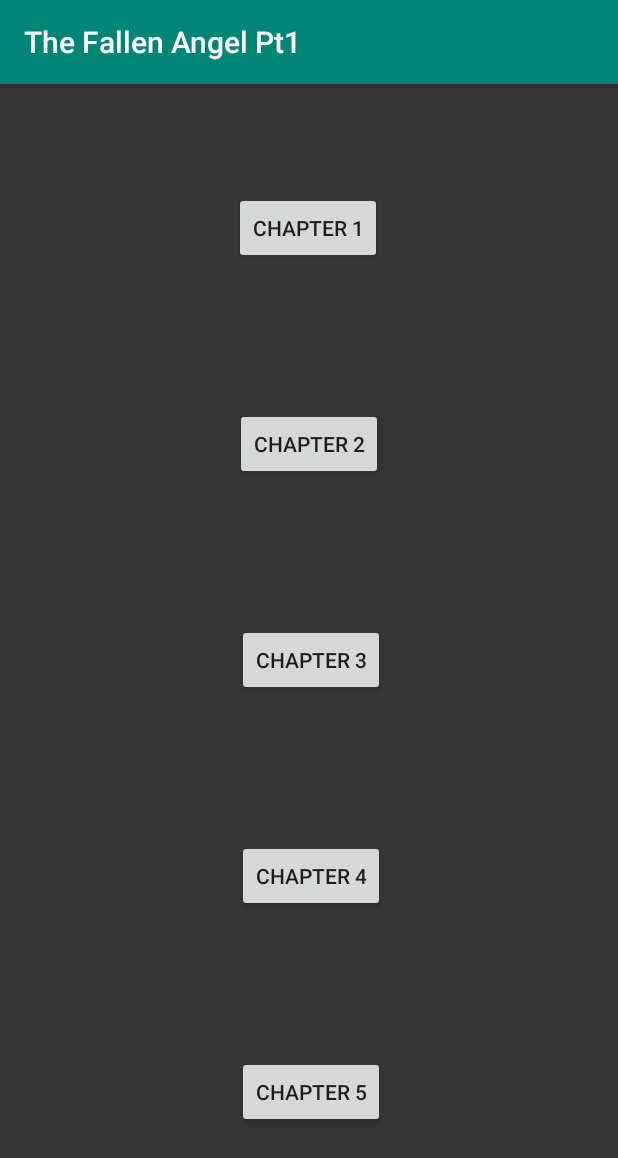
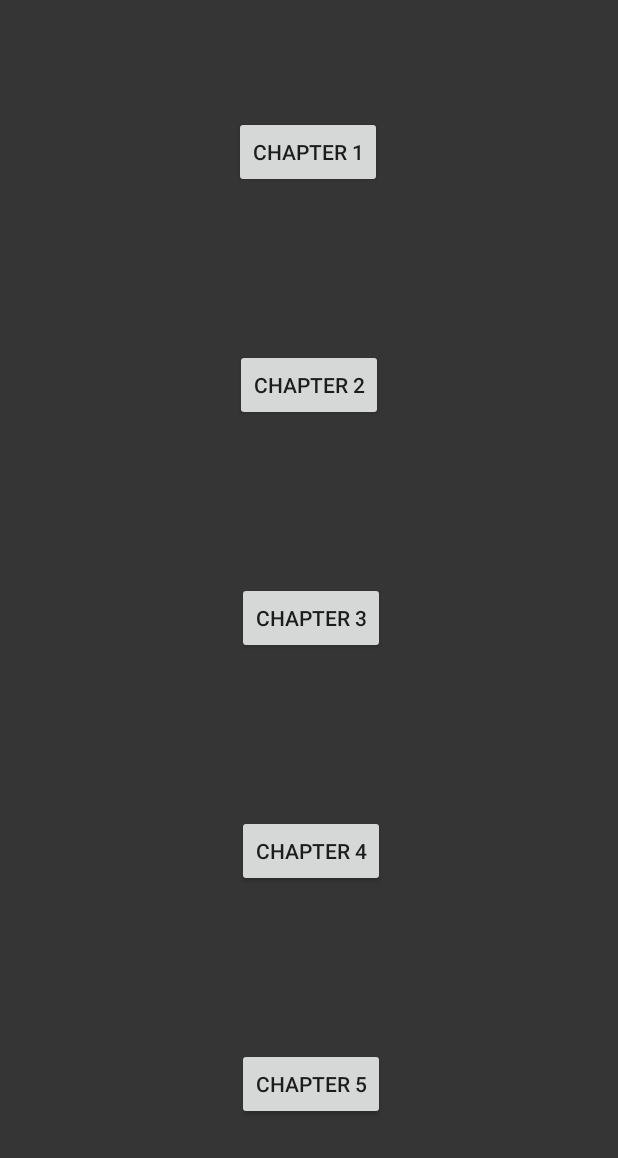
Before and after one commit to TheLazy-Dev/TheFallenAngelPt1, an Android app: the Main3Activity screen opened directly, with no data from a screen before it, on a phone screen of 412 x 824 dp. Shown: the top 1158 px of the screen. Run offline under Robolectric (Android 15) with nearby library versions, the light colour scheme and no system bars.

Commit message:
Added Transparent Status bar

```diff
--- a/app/src/main/java/com/denish/thefallenangelpt1/Main3Activity.java
+++ b/app/src/main/java/com/denish/thefallenangelpt1/Main3Activity.java
@@ -1,7 +1,9 @@
 package com.denish.thefallenangelpt1;
 
 import android.os.Bundle;
+import android.view.WindowManager;
 
+import androidx.appcompat.app.ActionBar;
 import androidx.appcompat.app.AppCompatActivity;
 
 public class Main3Activity extends AppCompatActivity {
@@ -9,5 +11,9 @@ public class Main3Activity extends AppCompatActivity {
     protected void onCreate(Bundle savedInstanceState) {
         super.onCreate(savedInstanceState);
         setContentView(R.layout.activity_main3);
+        getWindow().addFlags(WindowManager.LayoutParams.FLAG_KEEP_SCREEN_ON);
+        ActionBar actionBar = getSupportActionBar();
+        actionBar.hide();
+
     }
 }
--- a/app/src/main/res/anim/slide_up.xml
+++ b/app/src/main/res/anim/slide_up.xml
@@ -2,7 +2,7 @@
 <set xmlns:android="http://schemas.android.com/apk/res/android" >
 
     <translate
-        android:duration="3000"
+        android:duration="30000"
         android:fromYDelta="100%"
-        android:toYDelta="-120%" />
+        android:toYDelta="-110%" />
 </set>
--- a/app/src/main/res/values/styles.xml
+++ b/app/src/main/res/values/styles.xml
@@ -6,6 +6,8 @@
         <item name="colorPrimary">@color/colorPrimary</item>
         <item name="colorPrimaryDark">@color/colorPrimaryDark</item>
         <item name="colorAccent">@color/colorAccent</item>
+        <item name="android:windowTranslucentNavigation">true</item>
+        <item name="android:windowTranslucentStatus">true</item>
     </style>
 
 
```
